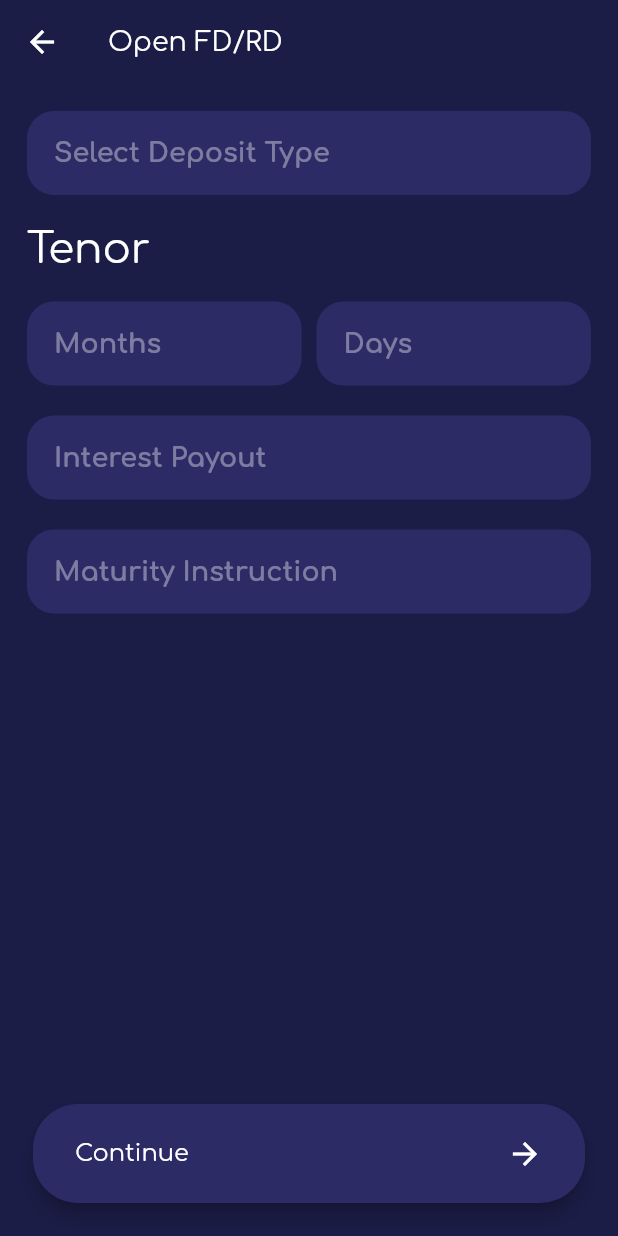
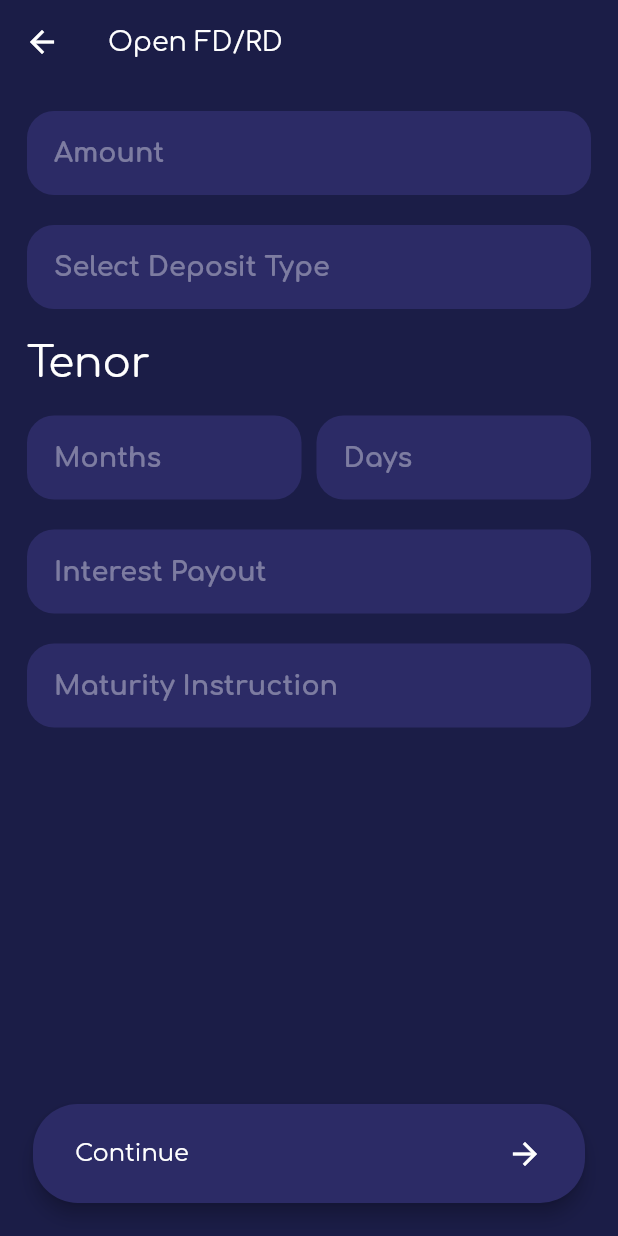
Before and after one commit to shivams1011/nuclei_hackathon_groot, a Flutter app: the HomeScreen screen opened by its route, after a tap on the "notes" icon, after a tap on "View Details", after a tap on "Save/Invest", on a phone screen of 412 x 824 dp. Run offline on Flutter 3.47's test engine with Material 2 defaults, Android fonts, the light colour scheme and no system bars; our stand-ins replace google_fonts, image_picker, percent_indicator.

Commit message:
change name and update code

```diff
--- a/lib/main.dart
+++ b/lib/main.dart
@@ -4,6 +4,7 @@ import 'package:nuclei_hackathon_groot/screen/goal_overview_screen/goal_overview
 import 'package:nuclei_hackathon_groot/screen/goal_tracker_screen/goal_tracker_screen.dart';
 import 'package:nuclei_hackathon_groot/screen/home_screen/home_screen.dart';
 import 'package:nuclei_hackathon_groot/screen/login_screen/login_screen.dart';
+import 'package:nuclei_hackathon_groot/screen/my_account_screen/my_account_screen.dart';
 import 'package:nuclei_hackathon_groot/screen/save_invest_screen/save_invest_screen.dart';
 import 'package:nuclei_hackathon_groot/screen/transaction_screen/transaction_screen.dart';
 
@@ -27,7 +28,8 @@ class MyApp extends StatelessWidget {
         '/createGoal':(context) => CreateGoalScreen(),
         '/goalOverView':(context) => GoalOverViewScreen(),
         '/goalTracker':(context) => GoalTrackerScreen(),
-        '/saveInvest':(context) => SaveInvestScreen()
+        '/saveInvest':(context) => SaveInvestScreen(),
+        '/myAccount':(context) => MyAccountScreen()
       },
     );
   }
--- a/lib/screen/home_screen/home_screen.dart
+++ b/lib/screen/home_screen/home_screen.dart
@@ -138,7 +138,7 @@ class _HomeScreenState extends State<HomeScreen> {
                   ),
                   InkWell(
                     onTap: () {
-                       Navigator.of(context).pushNamed('/saveInvest');
+                      Navigator.of(context).pushNamed('/saveInvest');
                     },
                     child: showTransationCard(
                         cardColor: ColorsUtil.fieldFillColor,
@@ -153,24 +153,21 @@ class _HomeScreenState extends State<HomeScreen> {
               Row(
                 mainAxisAlignment: MainAxisAlignment.spaceBetween,
                 children: [
-                  showTransationCard(
-                      cardColor: ColorsUtil.fieldFillColor,
-                      title: 'My Account',
-                      subTitle: ''),
+                  InkWell(
+                    onTap: () {
+                      Navigator.of(context).pushNamed('/myAccount');
+                    },
+                    child: showTransationCard(
+                        cardColor: ColorsUtil.fieldFillColor,
+                        title: 'My Account',
+                        subTitle: ''),
+                  ),
                   showTransationCard(
                       cardColor: ColorsUtil.fieldFillColor,
                       title: 'Payment/Transfer',
                       subTitle: ''),
                 ],
               ),
-              SizedBox(
-                height: 20.0,
-              ),
-              showTransationCard(
-                  cardColor: ColorsUtil.fieldFillColor,
-                  title: 'Manage Limit',
-                  subTitle: ''),
-              Expanded(child: Container()),
             ],
           ),
         ));
@@ -348,7 +345,7 @@ class _HomeScreenState extends State<HomeScreen> {
                               height: 10.0,
                             ),
                             Text(
-                              'Today\'s Limit:- ₹1,000',
+                              'Amount limit:- ₹1,000',
                               maxLines: 1,
                               overflow: TextOverflow.ellipsis,
                               style: FontUtil.setTextStyle(
@@ -360,7 +357,7 @@ class _HomeScreenState extends State<HomeScreen> {
                               height: 10.0,
                             ),
                             Text(
-                              'Available Limit:- ₹500',
+                              'Amount spent:- ₹500',
                               maxLines: 1,
                               overflow: TextOverflow.ellipsis,
                               style: FontUtil.setTextStyle(
--- a/lib/screen/login_screen/login_screen.dart
+++ b/lib/screen/login_screen/login_screen.dart
@@ -28,9 +28,9 @@ class _LoginScreenState extends State<LoginScreen> {
       child: Column(
         children: [
           Text(
-            'Welcome to \nGroot',
+            'Wings',
             style: FontUtil.setTextStyle(
-              fontSize: 24.0,
+              fontSize: 28.0,
             ),
             textAlign: TextAlign.center,
           ),
--- a/lib/screen/save_invest_screen/save_invest_screen.dart
+++ b/lib/screen/save_invest_screen/save_invest_screen.dart
@@ -1,4 +1,5 @@
 import 'package:flutter/material.dart';
+import 'package:flutter/services.dart';
 import 'package:nuclei_hackathon_groot/utils/colors_util.dart';
 import 'package:nuclei_hackathon_groot/utils/font_util.dart';
 
@@ -17,6 +18,7 @@ class _SaveInvestScreenState extends State<SaveInvestScreen> {
   @override
   Widget build(BuildContext context) {
     return Scaffold(
+      resizeToAvoidBottomInset: false,
       backgroundColor: Color(ColorsUtil.appBgColor),
       appBar: AppBar(
         elevation: 0,
@@ -34,8 +36,39 @@ class _SaveInvestScreenState extends State<SaveInvestScreen> {
     return Container(
       padding: EdgeInsets.all(18.0),
       child: Column(
+        mainAxisSize: MainAxisSize.min,
         crossAxisAlignment: CrossAxisAlignment.start,
         children: [
+          TextFormField(
+            autofocus: false,
+            cursorHeight: 18.0,
+            cursorColor: Colors.white,
+            style: FontUtil.setTextStyle(
+                fontWeight: FontWeight.bold,
+                fontSize: 18.0,
+                fontColor: Colors.white),
+            keyboardType: TextInputType.number,
+            inputFormatters: <TextInputFormatter>[
+              FilteringTextInputFormatter.digitsOnly
+            ],
+            decoration: InputDecoration(
+              filled: true,
+              fillColor: Color(ColorsUtil.fieldFillColor),
+              contentPadding: EdgeInsets.all(18.0),
+              hintText: 'Amount',
+              hintStyle: FontUtil.setTextStyle(
+                  fontWeight: FontWeight.bold,
+                  fontSize: 18.0,
+                  fontColor: Colors.white38),
+              border: OutlineInputBorder(
+                borderRadius: BorderRadius.all(Radius.circular(18)),
+                borderSide: BorderSide.none,
+              ),
+            ),
+          ),
+          SizedBox(
+            height: 20,
+          ),
           InkWell(
             onTap: () {
               _showDepositSheet();
@@ -87,6 +120,10 @@ class _SaveInvestScreenState extends State<SaveInvestScreen> {
                       fontWeight: FontWeight.bold,
                       fontSize: 18.0,
                       fontColor: Colors.white),
+                  keyboardType: TextInputType.number,
+                  inputFormatters: <TextInputFormatter>[
+                    FilteringTextInputFormatter.digitsOnly
+                  ],
                   decoration: InputDecoration(
                     filled: true,
                     fillColor: Color(ColorsUtil.fieldFillColor),
@@ -113,6 +150,10 @@ class _SaveInvestScreenState extends State<SaveInvestScreen> {
                       fontWeight: FontWeight.bold,
                       fontSize: 18.0,
                       fontColor: Colors.white),
+                  keyboardType: TextInputType.number,
+                  inputFormatters: <TextInputFormatter>[
+                    FilteringTextInputFormatter.digitsOnly
+                  ],
                   decoration: InputDecoration(
                     filled: true,
                     fillColor: Color(ColorsUtil.fieldFillColor),
--- a/lib/screen/transaction_screen/transaction_screen.dart
+++ b/lib/screen/transaction_screen/transaction_screen.dart
@@ -103,7 +103,7 @@ class _TransactionScreenState extends State<TransactionScreen> {
                           'Success',
                           style: FontUtil.setTextStyle(
                               fontSize: 16.0,
-                              fontColor: Color(0xff2FADAC),
+                              fontColor: Colors.green,
                               fontWeight: FontWeight.bold),
                         ),
                       ],
```
Also changed, not shown: lib/screen/my_account_screen/my_account_screen.dart (added, +81 -0 lines).
